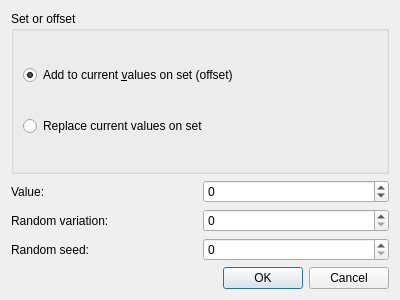
The window that mscore/pianoroll/pianorollset.ui (lgmventura/MuseScore) describes before a commit, drawn with Qt 5.
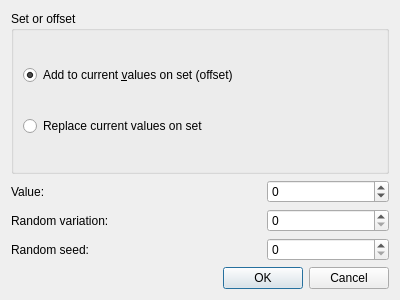
The same window after the commit.

```diff
--- a/mscore/pianoroll/pianorollset.ui
+++ b/mscore/pianoroll/pianorollset.ui
@@ -1,7 +1,7 @@
 <?xml version="1.0" encoding="UTF-8"?>
 <ui version="4.0">
  <class>PianoRollSet</class>
- <widget class="QWidget" name="PianoRollSet">
+ <widget class="QDialog" name="PianoRollSet">
   <property name="geometry">
    <rect>
     <x>0</x>
@@ -14,7 +14,51 @@
    <string>Form</string>
   </property>
   <layout class="QGridLayout" name="gridLayout">
-   <item row="0" column="0" colspan="2">
+   <item row="3" column="2">
+    <widget class="QSpinBox" name="eventSeedSpinBox">
+     <property name="toolTip">
+      <string>Seed for pseudo random number generation.</string>
+     </property>
+     <property name="maximum">
+      <number>10000</number>
+     </property>
+    </widget>
+   </item>
+   <item row="2" column="2">
+    <widget class="QSpinBox" name="eventRandSpinBox">
+     <property name="toolTip">
+      <string>Random: an integer from 0 to this number will be added into the value</string>
+     </property>
+     <property name="maximum">
+      <number>999</number>
+     </property>
+    </widget>
+   </item>
+   <item row="4" column="1" colspan="2">
+    <widget class="QDialogButtonBox" name="buttonBox">
+     <property name="orientation">
+      <enum>Qt::Horizontal</enum>
+     </property>
+     <property name="standardButtons">
+      <set>QDialogButtonBox::Cancel|QDialogButtonBox::Ok</set>
+     </property>
+    </widget>
+   </item>
+   <item row="1" column="0" colspan="2">
+    <widget class="QLabel" name="eventValLabel">
+     <property name="text">
+      <string>Value:</string>
+     </property>
+    </widget>
+   </item>
+   <item row="2" column="0" colspan="2">
+    <widget class="QLabel" name="eventRandLabel">
+     <property name="text">
+      <string>Random variation:</string>
+     </property>
+    </widget>
+   </item>
+   <item row="0" column="0" colspan="3">
     <widget class="QGroupBox" name="rbGroup">
      <property name="title">
       <string>Set or offset</string>
@@ -40,14 +84,7 @@
      </layout>
     </widget>
    </item>
-   <item row="1" column="0">
-    <widget class="QLabel" name="eventValLabel">
-     <property name="text">
-      <string>Value:</string>
-     </property>
-    </widget>
-   </item>
-   <item row="1" column="1">
+   <item row="1" column="2">
     <widget class="QSpinBox" name="eventValSpinBox">
      <property name="toolTip">
       <string>Value</string>
@@ -60,23 +97,6 @@
      </property>
     </widget>
    </item>
-   <item row="2" column="0">
-    <widget class="QLabel" name="eventRandLabel">
-     <property name="text">
-      <string>Random variation:</string>
-     </property>
-    </widget>
-   </item>
-   <item row="2" column="1">
-    <widget class="QSpinBox" name="eventRandSpinBox">
-     <property name="toolTip">
-      <string>Random: an integer from 0 to this number will be added into the value</string>
-     </property>
-     <property name="maximum">
-      <number>999</number>
-     </property>
-    </widget>
-   </item>
    <item row="3" column="0">
     <widget class="QLabel" name="eventSeedLabel">
      <property name="text">
@@ -84,23 +104,6 @@
      </property>
     </widget>
    </item>
-   <item row="3" column="1">
-    <widget class="QSpinBox" name="eventSeedSpinBox">
-     <property name="toolTip">
-      <string>Seed for pseudo random number generation.</string>
-     </property>
-     <property name="maximum">
-      <number>10000</number>
-     </property>
-    </widget>
-   </item>
-   <item row="4" column="0" colspan="2">
-    <widget class="QDialogButtonBox" name="buttonBox">
-     <property name="standardButtons">
-      <set>QDialogButtonBox::Cancel|QDialogButtonBox::Ok</set>
-     </property>
-    </widget>
-   </item>
   </layout>
  </widget>
  <resources/>
```
Left out of the diff: 37 changed lines with no effect on the pictures.
